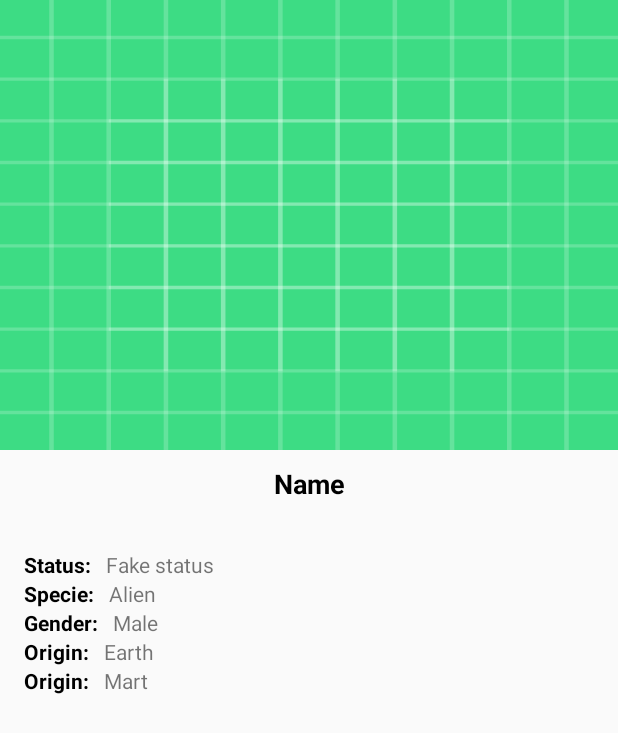
After one commit to jfuentesanaya/rickymortyapp, an Android app: the layout activity_detail.xml on its own in the app's theme, with its tools: preview values and no code run, on a phone screen of 412 x 824 dp. The commit adds this screen. Shown: the top 733 px of the screen. Run offline under Robolectric (Android 15) with nearby library versions, the phone set to English and light mode, and no system bars; network calls fail.

Commit message:
Navigation to detail screen

```diff
--- a/app/build.gradle
+++ b/app/build.gradle
@@ -2,6 +2,7 @@ plugins {
     id 'com.android.application'
     id 'kotlin-android'
     id 'kotlin-kapt'
+    id 'kotlin-parcelize'
 }
 
 android {
--- a/app/src/main/AndroidManifest.xml
+++ b/app/src/main/AndroidManifest.xml
@@ -11,7 +11,8 @@
         android:label="@string/app_name"
         android:supportsRtl="true"
         android:theme="@style/Theme.RickyMortyApp">
-        <activity android:name=".presentation.activities.ListActivity"></activity>
+        <activity android:name=".presentation.activities.DetailActivity"></activity>
+        <activity android:name=".presentation.activities.ListActivity" />
         <activity android:name=".presentation.activities.SplashActivity">
             <intent-filter>
                 <action android:name="android.intent.action.MAIN" />
--- a/app/src/main/java/com/jfuentes/rickymortyapp/data/remote/di/NetworkModule.kt
+++ b/app/src/main/java/com/jfuentes/rickymortyapp/data/remote/di/NetworkModule.kt
@@ -5,7 +5,6 @@ import com.jfuentes.rickymortyapp.data.remote.BASE_URL
 import com.jfuentes.rickymortyapp.data.remote.RickyMortyAPI
 import com.jfuentes.rickymortyapp.data.remote.RickyMortyServiceImpl
 import com.jfuentes.rickymortyapp.domain.RickyMortyService
-import okhttp3.Interceptor
 import okhttp3.OkHttpClient
 import okhttp3.logging.HttpLoggingInterceptor
 import org.koin.dsl.module
--- a/app/src/main/java/com/jfuentes/rickymortyapp/presentation/di/ViewModelModule.kt
+++ b/app/src/main/java/com/jfuentes/rickymortyapp/presentation/di/ViewModelModule.kt
@@ -8,5 +8,5 @@ import org.koin.dsl.module
  * Created by Juan Fuentes on 29/06/2021.
  */
 val viewModelModule = module {
-    viewModel { ListVM(get(), get()) }
+    viewModel { ListVM(get()) }
 }
--- /dev/null
+++ b/app/src/main/res/layout/activity_detail.xml
@@ -0,0 +1,150 @@
+<?xml version="1.0" encoding="utf-8"?>
+<layout xmlns:android="http://schemas.android.com/apk/res/android"
+    xmlns:tools="http://schemas.android.com/tools">
+
+    <data>
+        <variable
+            name="model"
+            type="com.jfuentes.rickymortyapp.presentation.viewmodel.CharacterDetailVM" />
+    </data>
+
+
+    <androidx.constraintlayout.widget.ConstraintLayout
+        xmlns:app="http://schemas.android.com/apk/res-auto"
+        android:layout_width="match_parent"
+        android:layout_height="match_parent">
+
+        <ImageView
+            android:id="@+id/iv_character_detail"
+            android:layout_width="match_parent"
+            android:layout_height="300dp"
+            android:scaleType="fitXY"
+            app:imageUrl="@{model.character.image}"
+            app:layout_constraintEnd_toEndOf="parent"
+            app:layout_constraintStart_toStartOf="parent"
+            app:layout_constraintTop_toTopOf="parent"
+            tools:src="@drawable/ic_launcher_background" />
+
+        <TextView
+            android:id="@+id/tv_title_name"
+            android:layout_width="0dp"
+            android:layout_height="wrap_content"
+            android:layout_marginTop="10dp"
+            android:gravity="center"
+            android:text="@{model.character.name}"
+            android:textColor="@android:color/black"
+            android:textSize="18sp"
+            android:textStyle="bold"
+            app:layout_constraintEnd_toEndOf="@+id/iv_character_detail"
+            app:layout_constraintStart_toStartOf="@+id/iv_character_detail"
+            app:layout_constraintTop_toBottomOf="@id/iv_character_detail"
+            tools:text="Name" />
+
+        <TextView
+            android:id="@+id/tv_status_title"
+            android:layout_width="wrap_content"
+            android:layout_height="wrap_content"
+            android:layout_marginStart="16dp"
+            android:layout_marginTop="32dp"
+            android:text="@string/status"
+            android:textColor="@android:color/black"
+            android:textStyle="bold"
+            app:layout_constraintStart_toStartOf="parent"
+            app:layout_constraintTop_toBottomOf="@id/tv_title_name"/>
+
+        <TextView
+            android:id="@+id/tv_text_status"
+            android:layout_width="wrap_content"
+            android:layout_height="wrap_content"
+            android:layout_marginStart="10dp"
+            android:text="@{model.character.status}"
+            app:layout_constraintStart_toEndOf="@+id/tv_status_title"
+            app:layout_constraintTop_toTopOf="@+id/tv_status_title"
+            tools:text="Fake status" />
+
+        <TextView
+            android:id="@+id/tv_specie_title"
+            android:layout_width="wrap_content"
+            android:layout_height="wrap_content"
+            android:layout_marginStart="16dp"
+            android:text="@string/specie"
+            android:textColor="@android:color/black"
+            android:textStyle="bold"
+            app:layout_constraintStart_toStartOf="parent"
+            app:layout_constraintTop_toBottomOf="@+id/tv_status_title" />
+
+        <TextView
+            android:id="@+id/tv_text_specie"
+            android:layout_width="wrap_content"
+            android:layout_height="wrap_content"
+            android:layout_marginStart="10dp"
+            android:text="@{model.character.species}"
+            app:layout_constraintStart_toEndOf="@+id/tv_specie_title"
+            app:layout_constraintTop_toTopOf="@+id/tv_specie_title"
+            tools:text="Alien" />
+
+        <TextView
+            android:id="@+id/tv_gender_title"
+            android:layout_width="wrap_content"
+            android:layout_height="wrap_content"
+            android:layout_marginStart="16dp"
+            android:text="@string/gender"
+            android:textColor="@android:color/black"
+            android:textStyle="bold"
+            app:layout_constraintStart_toStartOf="parent"
+            app:layout_constraintTop_toBottomOf="@+id/tv_specie_title" />
+
+        <TextView
+            android:id="@+id/tv_text_gender"
+            android:layout_width="wrap_content"
+            android:layout_height="wrap_content"
+            android:text="@{model.character.gender}"
+            app:layout_constraintStart_toEndOf="@+id/tv_gender_title"
+            app:layout_constraintTop_toTopOf="@+id/tv_gender_title"
+            android:layout_marginStart="10dp"
+            tools:text="Male" />
+
+        <TextView
+            android:id="@+id/tv_origin_title"
+            android:layout_width="wrap_content"
+            android:layout_height="wrap_content"
+            android:layout_marginStart="16dp"
+            android:text="@string/origin"
+            android:textColor="@android:color/black"
+            android:textStyle="bold"
+            app:layout_constraintStart_toStartOf="parent"
+            app:layout_constraintTop_toBottomOf="@+id/tv_gender_title" />
+
+        <TextView
+            android:id="@+id/tv_text_origin"
+            android:layout_width="wrap_content"
+            android:layout_height="wrap_content"
+            android:layout_marginStart="10dp"
+            android:text="@{model.character.originLocation.name}"
+            app:layout_constraintStart_toEndOf="@+id/tv_origin_title"
+            app:layout_constraintTop_toTopOf="@+id/tv_origin_title"
+            tools:text="Earth" />
+
+        <TextView
+            android:id="@+id/tv_location_title"
+            android:layout_width="wrap_content"
+            android:layout_height="wrap_content"
+            android:layout_marginStart="16dp"
+            android:text="@string/origin"
+            android:textColor="@android:color/black"
+            android:textStyle="bold"
+            app:layout_constraintStart_toStartOf="parent"
+            app:layout_constraintTop_toBottomOf="@+id/tv_text_origin" />
+
+        <TextView
+            android:id="@+id/tv_text_location"
+            android:layout_width="wrap_content"
+            android:layout_height="wrap_content"
+            android:layout_marginStart="10dp"
+            android:text="@{model.character.currentLocation.name}"
+            app:layout_constraintStart_toEndOf="@+id/tv_location_title"
+            app:layout_constraintTop_toTopOf="@+id/tv_location_title"
+            tools:text="Mart" />
+    </androidx.constraintlayout.widget.ConstraintLayout>
+
+</layout>
--- a/app/src/main/res/values/strings.xml
+++ b/app/src/main/res/values/strings.xml
@@ -1,3 +1,8 @@
 <resources>
     <string name="app_name">RickyMortyApp</string>
+    <string name="status">Status:</string>
+    <string name="specie">Specie:</string>
+    <string name="gender">Gender:</string>
+    <string name="type">Type:</string>
+    <string name="origin">Origin:</string>
 </resources>
```
Also changed, not shown: app/src/main/java/com/jfuentes/rickymortyapp/domain/model/Character.kt (+7 -2 lines), app/src/main/java/com/jfuentes/rickymortyapp/presentation/activities/DetailActivity.kt (added, +41 -0 lines), app/src/main/java/com/jfuentes/rickymortyapp/presentation/adapter/BindingAdapter.kt (+12 -0 lines), app/src/main/java/com/jfuentes/rickymortyapp/presentation/adapter/CharacterAdapter.kt (+17 -26 lines), app/src/main/java/com/jfuentes/rickymortyapp/presentation/viewmodel/CardItemVM.kt (+8 -6 lines), app/src/main/java/com/jfuentes/rickymortyapp/presentation/viewmodel/CharacterDetailVM.kt (added, +12 -0 lines), app/src/main/java/com/jfuentes/rickymortyapp/presentation/viewmodel/ListVM.kt (+4 -6 lines), app/src/main/res/layout/character_item.xml (+6 -3 lines).
